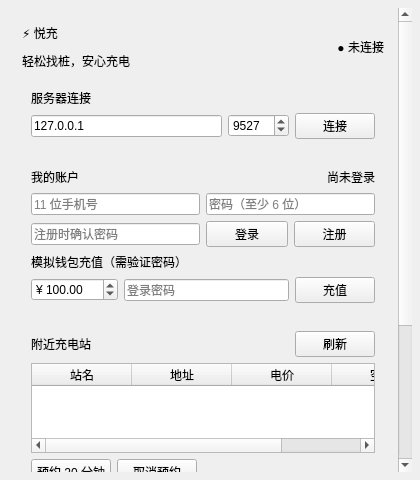
Old version of the form user_client/userwindow.ui in the repository enzooli26/codex.1.
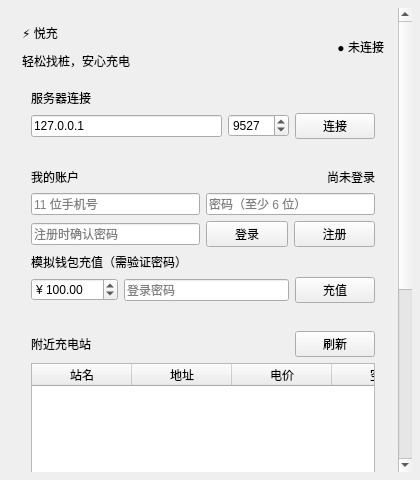
New version of the form.

The edit to the form file:
```diff
--- a/user_client/userwindow.ui
+++ b/user_client/userwindow.ui
@@ -77,7 +77,7 @@
             <item><widget class="QPushButton" name="refreshButton"><property name="text"><string>刷新</string></property><property name="class" stdset="0"><string>secondary</string></property></widget></item>
            </layout></item>
            <item><widget class="QTableWidget" name="stationTable">
-            <property name="minimumSize"><size><width>0</width><height>90</height></size></property>
+            <property name="minimumSize"><size><width>0</width><height>180</height></size></property>
             <property name="alternatingRowColors"><bool>true</bool></property>
             <property name="selectionBehavior"><enum>QAbstractItemView::SelectRows</enum></property>
             <property name="selectionMode"><enum>QAbstractItemView::SingleSelection</enum></property>
```
